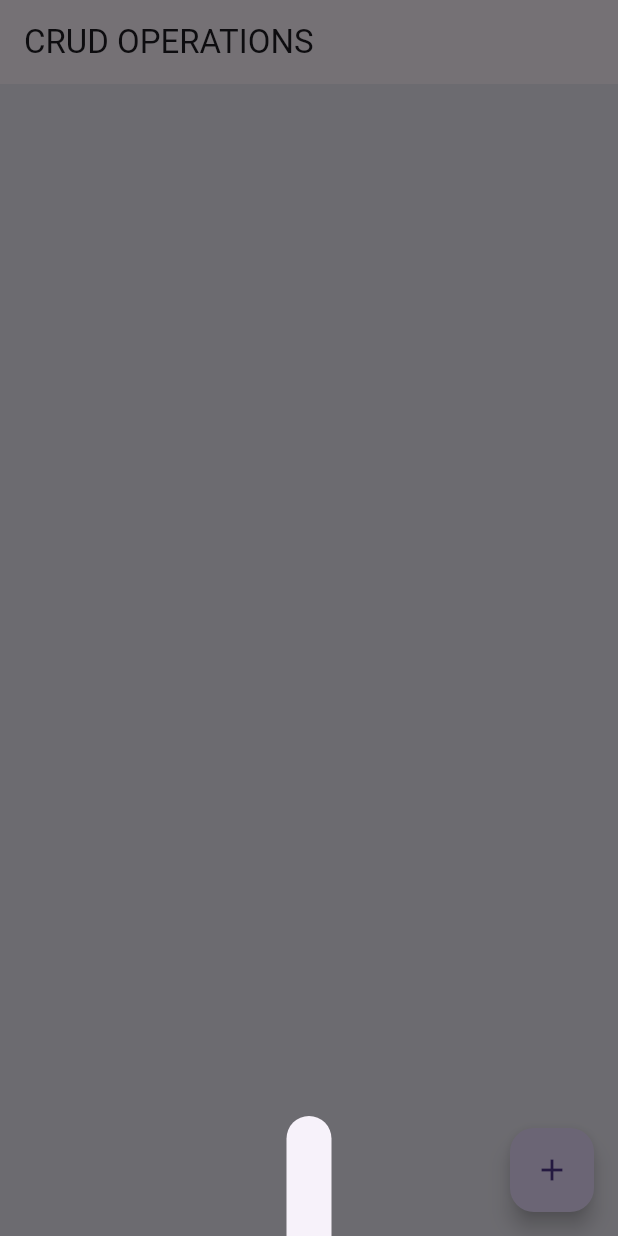
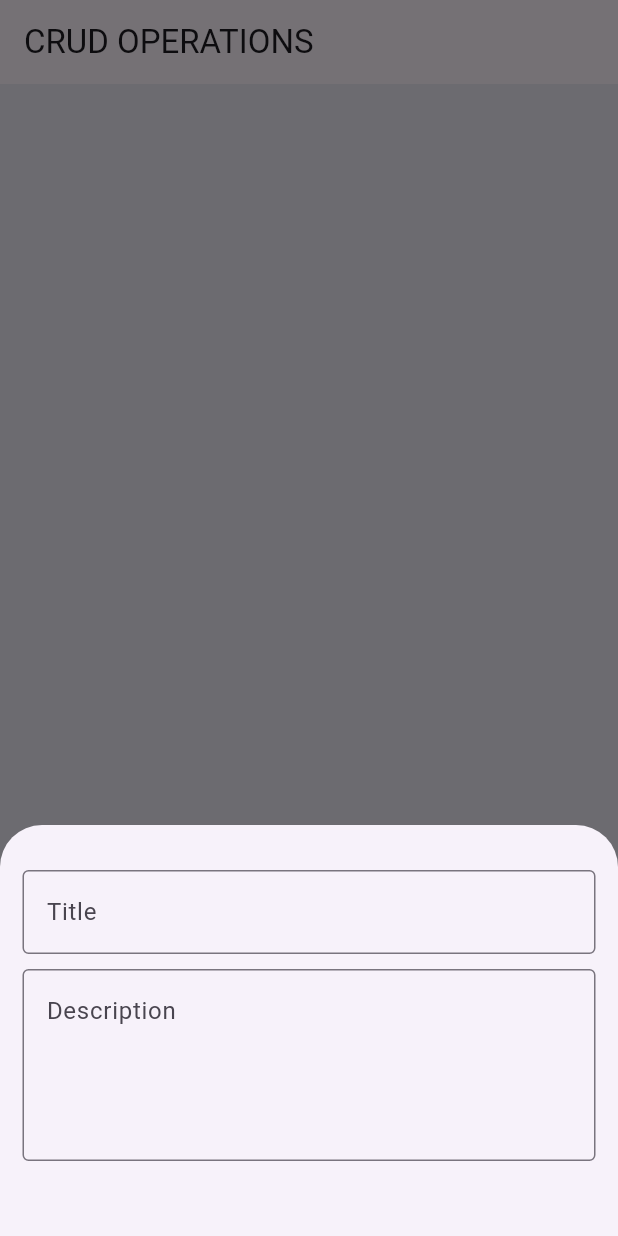
Before and after one commit to Odhi-ambo/CRUD_-ops_sqlite, a Flutter app: the screen it shows after launch, after a tap on the "add" icon, on a phone screen of 412 x 824 dp. Run offline on Flutter 3.47's test engine with Material 3 defaults, Android fonts, the phone set to English and light mode, and no system bars; our stand-ins replace sqflite; accounts and stored records are empty.

Commit message:
implementing textfields on the bottom sheet

```diff
--- a/lib/home_screen.dart
+++ b/lib/home_screen.dart
@@ -70,7 +70,26 @@ class _HomeScreenState extends State<HomeScreen> {
         child: Column(
           mainAxisSize: MainAxisSize.min,
           crossAxisAlignment: CrossAxisAlignment.end,
-          children: [],
+          children: [
+            TextField(
+              controller: _titleController,
+              decoration: InputDecoration(
+                border: OutlineInputBorder(),
+                hintText: 'Title',
+              ),
+            ),
+            SizedBox(
+              height: 10,
+            ),
+            TextField(
+              controller: _descController,
+              maxLines: 4,
+              decoration: InputDecoration(
+                border: OutlineInputBorder(),
+                hintText: 'Description',
+              ),
+            )
+          ],
         ),
       ),
     );
```
